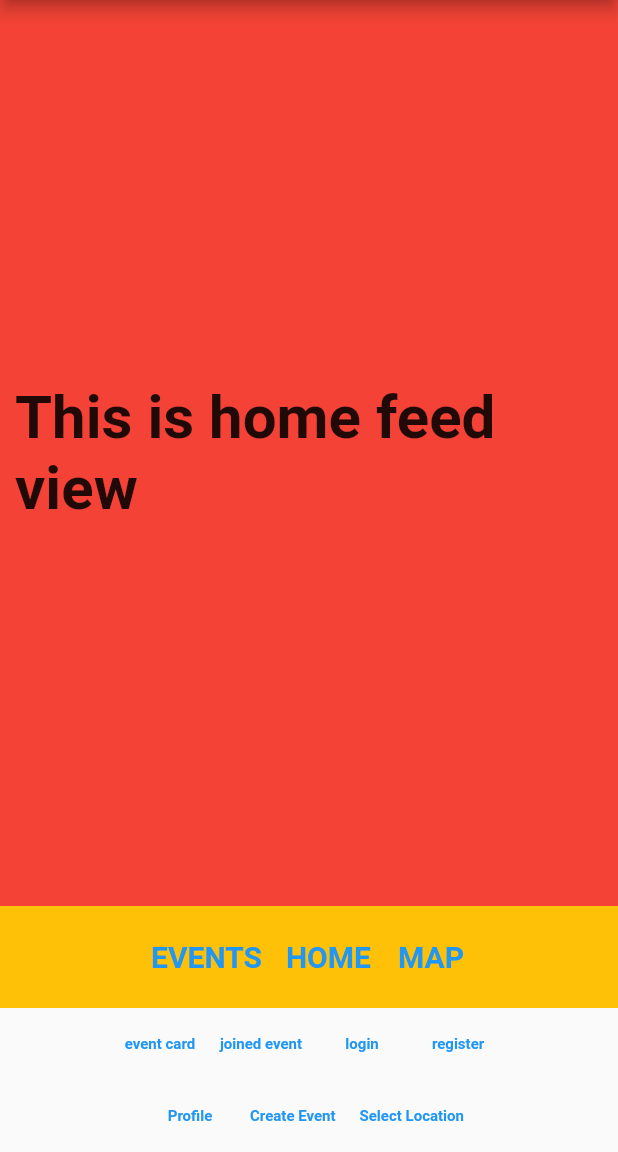
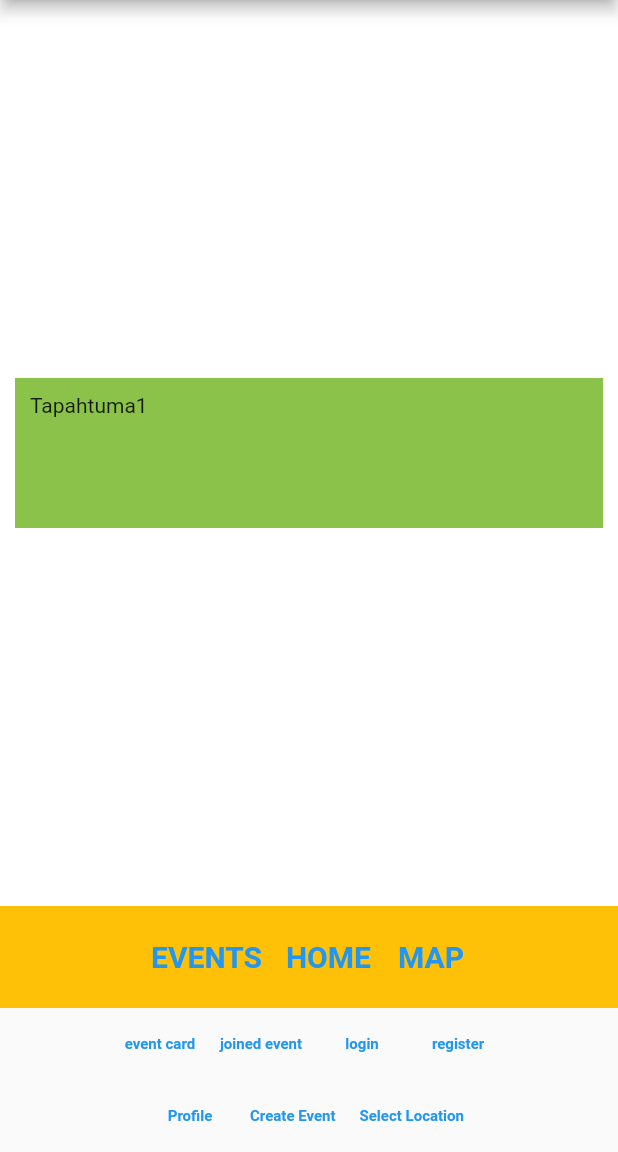
Before and after one commit to FontysFrontend2/eventify_frontend, a Flutter app: the screen it shows after launch, on a phone screen of 412 x 824 dp, the part 84-1236 px from its top. Run offline on Flutter 3.47's test engine with Material 2 defaults, Android fonts, the phone set to English and light mode, and no system bars; our stand-ins replace google_maps_flutter.

```diff
--- a/lib/event/eventcard_shortview.dart
+++ b/lib/event/eventcard_shortview.dart
@@ -1 +1,23 @@
-//
+import 'package:flutter/material.dart';
+
+class EventCardShortView extends StatelessWidget {
+  var e1 = EventData();
+
+  @override
+  Widget build(BuildContext context) {
+    return Container(
+      color: Colors.lightGreen,
+      width: double.infinity,
+      height: 100.0,
+      padding: const EdgeInsets.all(10.0),
+      child: Text(e1.name),
+    );
+  }
+}
+
+class EventData {
+  String name = 'Tapahtuma1';
+  String desc = 'Testitapahtuma';
+  double long = 123.12;
+  double lat = 123.12;
+}
--- a/lib/feed/homefeed_view.dart
+++ b/lib/feed/homefeed_view.dart
@@ -1,4 +1,6 @@
+import 'package:eventify_frontend/event/eventcard_view.dart';
 import 'package:flutter/material.dart';
+import 'package:eventify_frontend/event/eventcard_shortview.dart';
 
 class HomeFeedView extends StatelessWidget {
   const HomeFeedView({Key? key}) : super(key: key);
@@ -6,16 +8,15 @@ class HomeFeedView extends StatelessWidget {
   @override
   Widget build(BuildContext context) {
     return Container(
-        color: Colors.red,
-        width: double.infinity,
-        height: 100.0,
-        padding: const EdgeInsets.all(10.0),
-        child: const Align(
-            alignment: Alignment.center,
-            child: Text(
-              'This is home feed view',
-              style: TextStyle(fontSize: 40, fontWeight: FontWeight.bold),
-            )));
+      color: Colors.white,
+      width: double.infinity,
+      height: 100.0,
+      padding: const EdgeInsets.all(10.0),
+      child: Align(
+        alignment: Alignment.center,
+        child: EventCardShortView(),
+      ),
+    );
   }
 }
 
```
